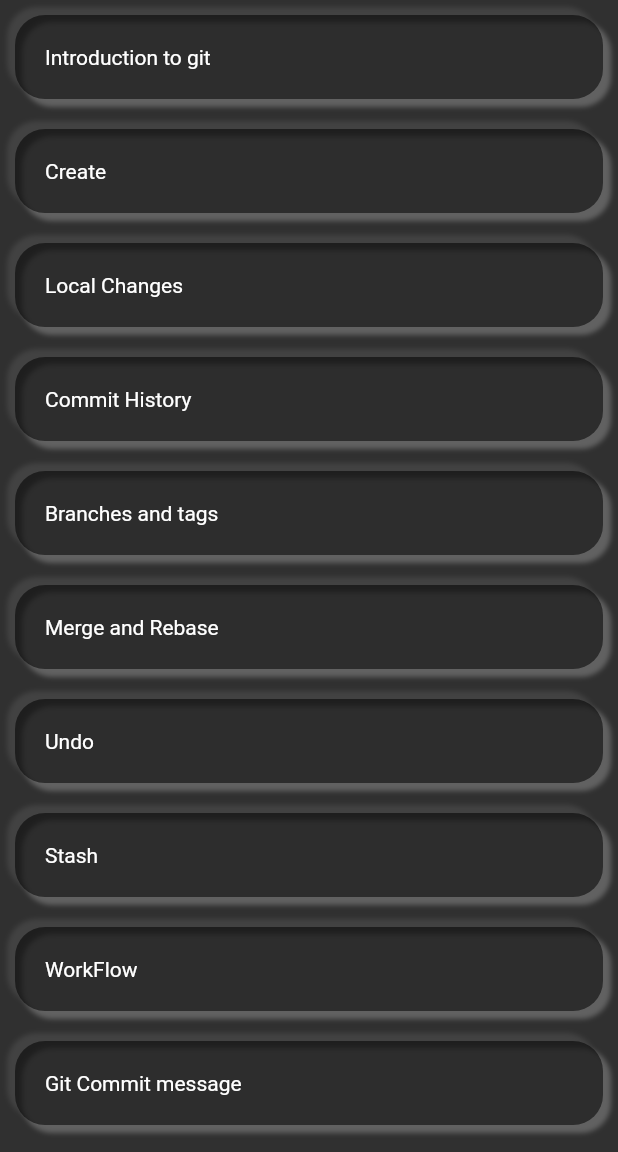
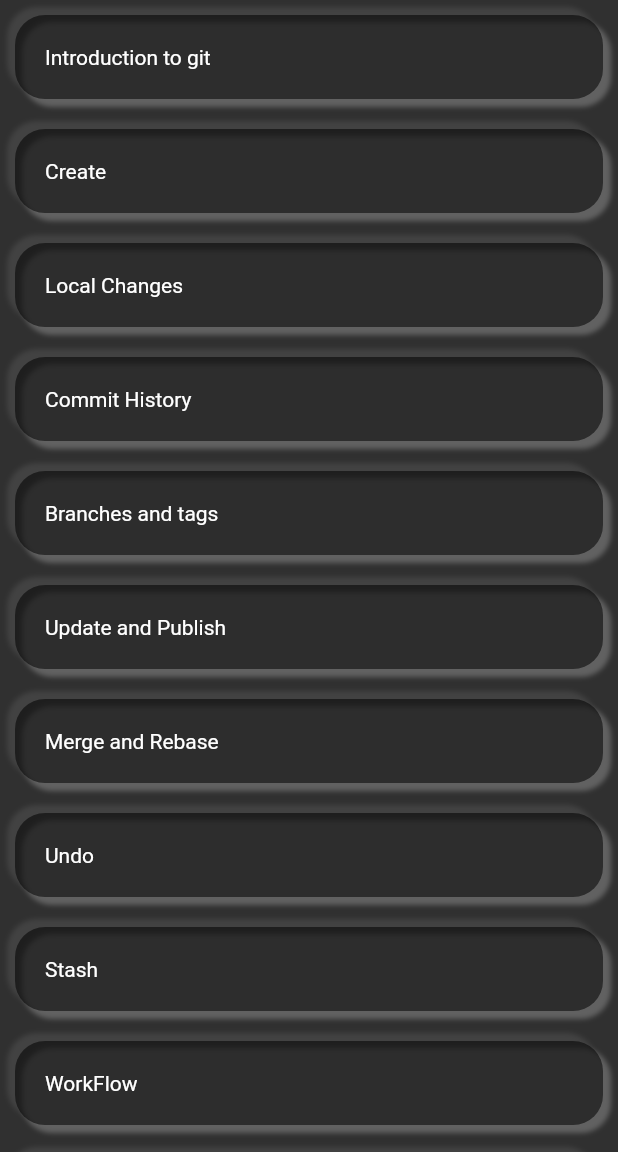
Before and after one commit to Bibhukiju/learnGit, a Flutter app: the screen it shows after launch, on a phone screen of 412 x 824 dp, the part 84-1236 px from its top. Run offline on Flutter 3.47's test engine with Material 2 defaults, Android fonts, the phone set to English and light mode, and no system bars.

Commit message:
small bug was there and as fixed

```diff
--- a/easygit/lib/pages/homescreen.dart
+++ b/easygit/lib/pages/homescreen.dart
@@ -15,6 +15,7 @@ class _HomeScreenState extends State<HomeScreen> {
     LTiles(title: "Local Changes", params: "LoChanges"),
     LTiles(title: "Commit History", params: "CHistory"),
     LTiles(title: "Branches and tags", params: "BandT"),
+    LTiles(title: "Update and Publish"),
     LTiles(title: "Merge and Rebase", params: "MandR"),
     LTiles(title: "Undo", params: "undo"),
     LTiles(title: "Stash", params: "stash"),
```
